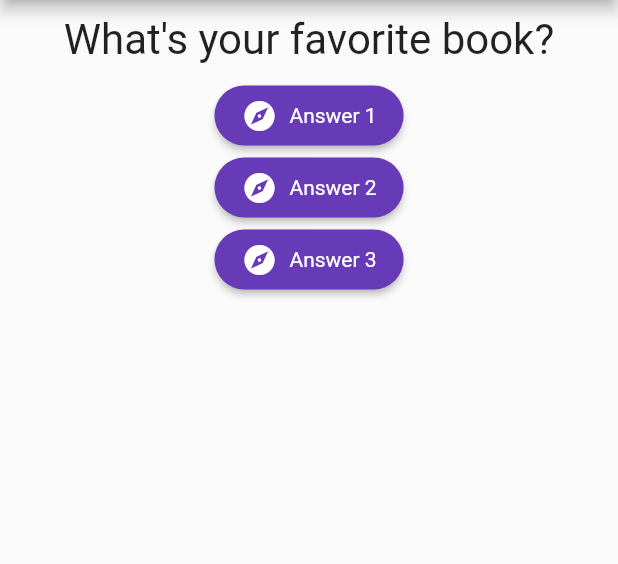
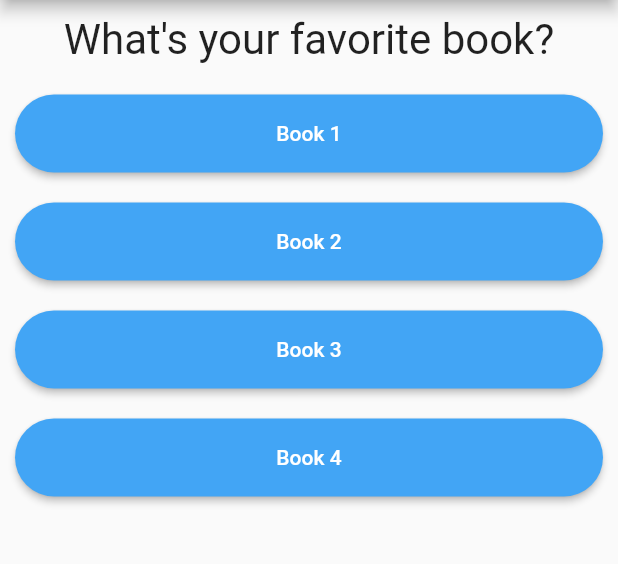
Before and after one commit to chemickypes/flutter_udemy_course, a Flutter app: the screen it shows after launch, on a phone screen of 412 x 824 dp, the part 84-648 px from its top. Run offline on Flutter 3.47's test engine with Material 2 defaults, Android fonts, the phone set to English and light mode, and no system bars.

Commit message:
list of answers

```diff
--- /dev/null
+++ b/quiz_app/lib/answer.dart
@@ -0,0 +1,29 @@
+import 'package:flutter/material.dart';
+
+class Answer extends StatelessWidget {
+  //final GestureTapCallback onPressed;
+  final Function onPressed;
+  final String text;
+
+  const Answer({Key key, @required this.onPressed, @required this.text})
+      : super(key: key);
+
+  @override
+  Widget build(BuildContext context) {
+    return Container(
+      margin: EdgeInsets.all(10),
+      width: double.infinity,
+      child: RaisedButton(
+        color: Colors.blue[400],
+        textColor: Colors.white,
+        splashColor: Colors.blue[700],
+        shape: StadiumBorder(),
+        child: Padding(
+          padding: EdgeInsets.symmetric(vertical: 18, horizontal: 18),
+          child: Text(text),
+        ),
+        onPressed: onPressed,
+      ),
+    );
+  }
+}
--- a/quiz_app/lib/main.dart
+++ b/quiz_app/lib/main.dart
@@ -1,30 +1,42 @@
 import 'package:flutter/material.dart';
+import 'package:quiz_app/answer.dart';
 
-import 'fancy_button.dart';
 import 'question.dart';
 
 void main() => runApp(MyApp());
 
 class MyApp extends StatefulWidget {
-
-@override
+  @override
   State<StatefulWidget> createState() {
     return _MyAppState();
   }
 }
 
-class _MyAppState extends State<MyApp>{
-
+class _MyAppState extends State<MyApp> {
   int _index = 0;
 
-  var questions = <String> [
-    "What's your favorite book?",
-    "what's your favorite animal?"
+  var questions = [
+    {
+      'questionText': "What's your favorite book?",
+      'answers': ['Book 1', 'Book 2', 'Book 3', 'Book 4']
+    },
+    {
+      'questionText': "What's your favorite animal?",
+      'answers': ['Lion', 'Rabbit', 'Snake', 'Elephant']
+    },
+    {
+      'questionText': "What's your favorite color?",
+      'answers': ['Black', 'Blue', 'Green', 'White']
+    },
+    {
+      'questionText': "Who's your favorite instructor?",
+      'answers': ['Max', 'Max', 'Max', 'Max']
+    },
   ];
 
   void _answerQuestion() {
     setState(() {
-     _index +=1;
+      _index += 1;
     });
   }
 
@@ -38,20 +50,14 @@ class _MyAppState extends State<MyApp>{
         body: Column(
           children: <Widget>[
             QuestionWidget(
-              questionText: questions[_index],
-              ),
-            FancyButton(
-              text: 'Answer 1',
-              onPressed: _answerQuestion,
+              questionText: questions[_index]['questionText'],
             ),
-            FancyButton(
-              text: 'Answer 2',
-              onPressed: _answerQuestion,
-            ),
-            FancyButton(
-              text: 'Answer 3',
-              onPressed: _answerQuestion,
-            ),
+            ...(questions[_index]['answers'] as List<String>).map((answer) {
+              return Answer(
+                text: answer,
+                onPressed: _answerQuestion,
+              );
+            }).toList()
           ],
         ),
       ),
--- a/quiz_app/pubspec.yaml
+++ b/quiz_app/pubspec.yaml
@@ -14,7 +14,7 @@ description: A new Flutter project.
 version: 1.0.0+1
 
 environment:
-  sdk: ">=2.2.0 <3.0.0"
+  sdk: ">=2.2.2 <3.0.0"
 
 dependencies:
   flutter:
```
Also changed, not shown: quiz_app/pubspec.lock.
